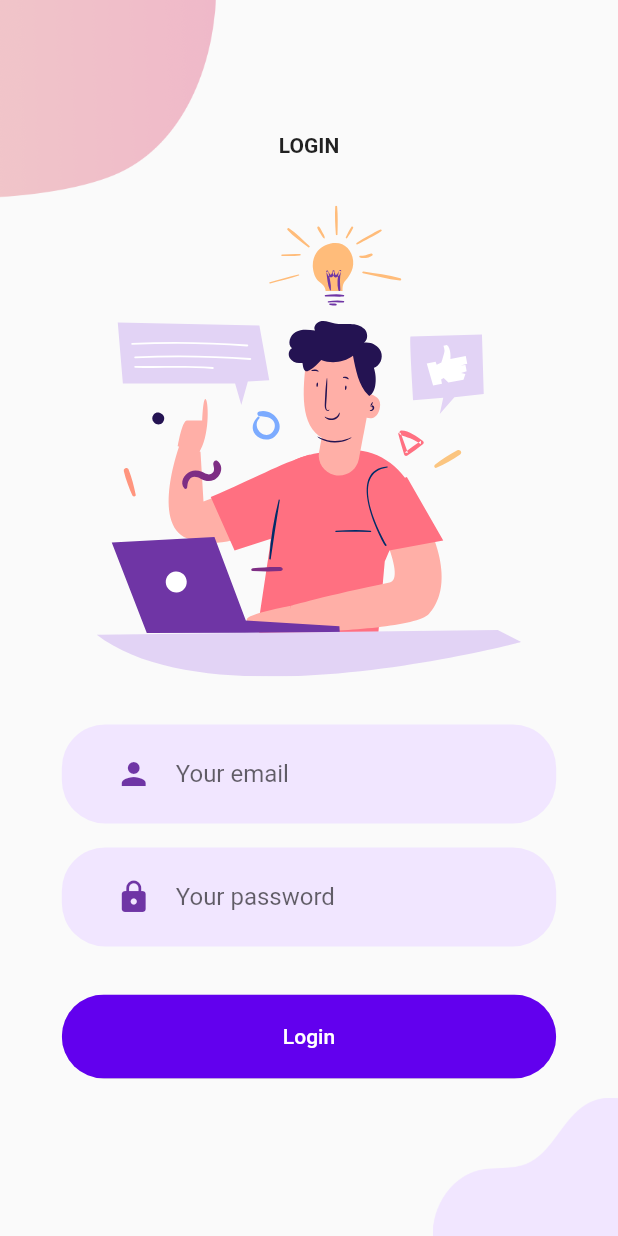
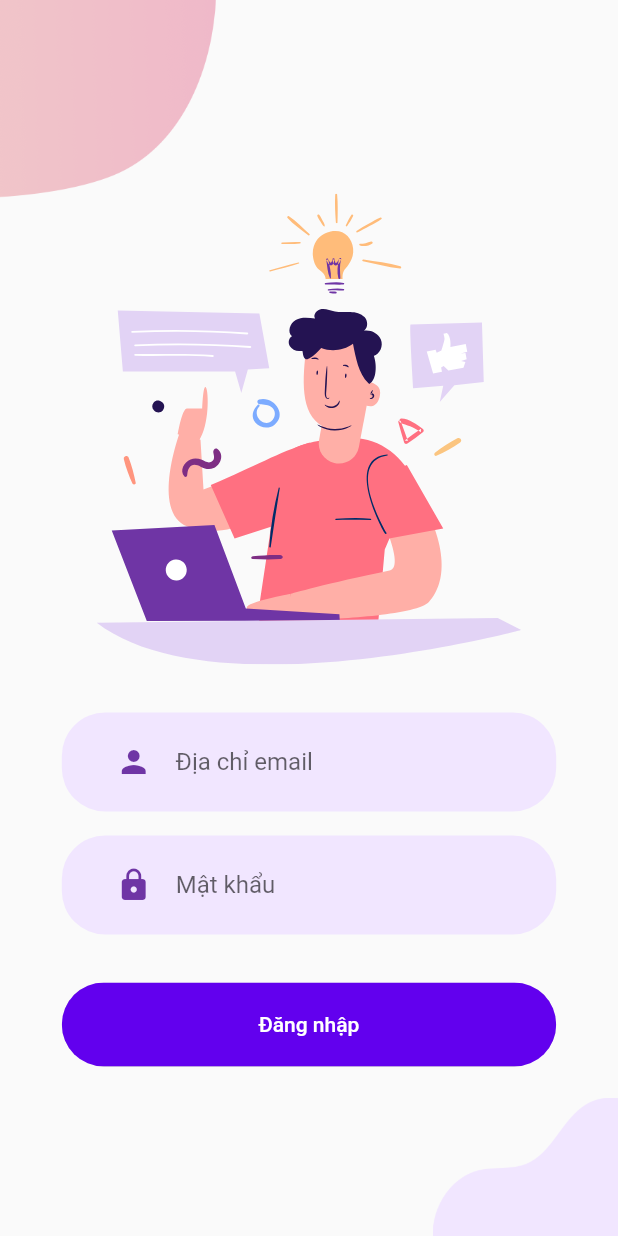
Before and after one commit to datnlm/diver, a Flutter app: the screen it shows after launch, on a phone screen of 412 x 824 dp. Run offline on Flutter 3.47's test engine with Material 2 defaults, Android fonts, the phone set to English and light mode, and no system bars; our stand-ins replace cached_network_image, dotted_border, flutter_svg, get, image_picker, shared_preferences and 1 more; missing offline and left inert: jwt_decode.

Commit message:
create diver infor screen

```diff
--- a/lib/bindings/bindings.dart
+++ b/lib/bindings/bindings.dart
@@ -3,6 +3,7 @@ import 'package:diver/controller/survey_controller.dart';
 import 'package:get/get.dart';
 
 import '../controller/home_controller.dart';
+import '../controller/information_diver_controller.dart';
 import '../controller/login_controller.dart';
 
 class Binding implements Bindings {
@@ -12,5 +13,6 @@ class Binding implements Bindings {
     Get.lazyPut(() => LoginController());
     Get.lazyPut(() => HomeController());
     Get.lazyPut(() => SurveyController());
+    Get.lazyPut(() => InformationDiverController());
   }
 }
--- a/lib/pages/login.dart
+++ b/lib/pages/login.dart
@@ -22,7 +22,7 @@ class MobileLoginScreen extends StatelessWidget {
 
   @override
   Widget build(BuildContext context) {
-    return Container(
+    return SizedBox(
       height: MediaQuery.of(context).size.height,
       width: double.infinity,
       child: Stack(children: [
--- a/lib/widgets/login_form.dart
+++ b/lib/widgets/login_form.dart
@@ -17,10 +17,10 @@ class LoginForm extends StatelessWidget {
       child: Column(
         children: [
           Container(
-            padding: EdgeInsets.symmetric(horizontal: 20, vertical: 5),
+            padding: const EdgeInsets.symmetric(horizontal: 20, vertical: 5),
             width: MediaQuery.of(context).size.width * 0.8,
             decoration: BoxDecoration(
-              color: Color(0xFFF1E6FF),
+              color: const Color(0xFFF1E6FF),
               borderRadius: BorderRadius.circular(29),
             ),
             child: TextFormField(
@@ -28,16 +28,15 @@ class LoginForm extends StatelessWidget {
               textAlignVertical: TextAlignVertical.center,
               keyboardType: TextInputType.emailAddress,
               textInputAction: TextInputAction.next,
-              cursorColor: Color(0xFF6F35A5),
+              cursorColor: const Color(0xFF6F35A5),
               // cursorColor: kPrimaryColor,
               controller: email,
               // onSaved: (email) {},
               decoration: const InputDecoration(
-                hintText: "Your email",
+                hintText: "Địa chỉ email",
                 border: InputBorder.none,
                 prefixIcon: Padding(
                   padding: EdgeInsets.all(16.0),
-                  // padding: const EdgeInsets.all(defaultPadding),
                   child: Icon(
                     Icons.person,
                     color: Color(0xFF6F35A5),
@@ -47,7 +46,6 @@ class LoginForm extends StatelessWidget {
             ),
           ),
           Padding(
-            // padding: const EdgeInsets.symmetric(vertical: defaultPadding),
             padding: const EdgeInsets.symmetric(vertical: 16.0),
             child: Container(
               padding: const EdgeInsets.symmetric(horizontal: 20, vertical: 5),
@@ -66,10 +64,9 @@ class LoginForm extends StatelessWidget {
                 controller: password,
                 decoration: const InputDecoration(
                   border: InputBorder.none,
-                  hintText: "Your password",
+                  hintText: "Mật khẩu",
                   prefixIcon: Padding(
                     padding: EdgeInsets.all(16.0),
-                    // padding: const EdgeInsets.all(defaultPadding),
                     child: Icon(
                       Icons.lock,
                       color: Color(0xFF6F35A5),
@@ -80,7 +77,6 @@ class LoginForm extends StatelessWidget {
             ),
           ),
           const SizedBox(height: 16.0),
-          // const SizedBox(height: defaultPadding),
           SizedBox(
             width: MediaQuery.of(context).size.width * 0.8,
             child: ClipRRect(
@@ -93,9 +89,8 @@ class LoginForm extends StatelessWidget {
                 ),
                 onPressed: () {
                   loginController.login(email, password);
-                  // Navigator.pushNamed(context, Routes.home);
                 },
-                child: Text('Login'),
+                child: const Text('Đăng nhập'),
               ),
             ),
           ),
--- a/lib/widgets/login_screen_top_image.dart
+++ b/lib/widgets/login_screen_top_image.dart
@@ -10,12 +10,7 @@ class LoginScreenTopImage extends StatelessWidget {
   Widget build(BuildContext context) {
     return Column(
       children: [
-        Text(
-          "LOGIN",
-          style: TextStyle(fontWeight: FontWeight.bold),
-        ),
-        // SizedBox(height: defaultPadding * 2),
-        SizedBox(height: 16.0 * 2),
+        const SizedBox(height: 16.0 * 2),
         Row(
           children: [
             const Spacer(),
@@ -26,7 +21,7 @@ class LoginScreenTopImage extends StatelessWidget {
             const Spacer(),
           ],
         ),
-        SizedBox(height: 16.0 * 2),
+        const SizedBox(height: 16.0 * 2),
       ],
     );
   }
```
Also changed, not shown: lib/controller/information_diver_controller.dart (added, +31 -0 lines), lib/controller/login_controller.dart (+24 -2 lines), lib/core/routes/routes.dart (+16 -5 lines), lib/models/diver.dart (+27 -1 lines), lib/pages/information_diver.dart (added, +108 -0 lines), lib/pages/menu.dart (+18 -9 lines).
